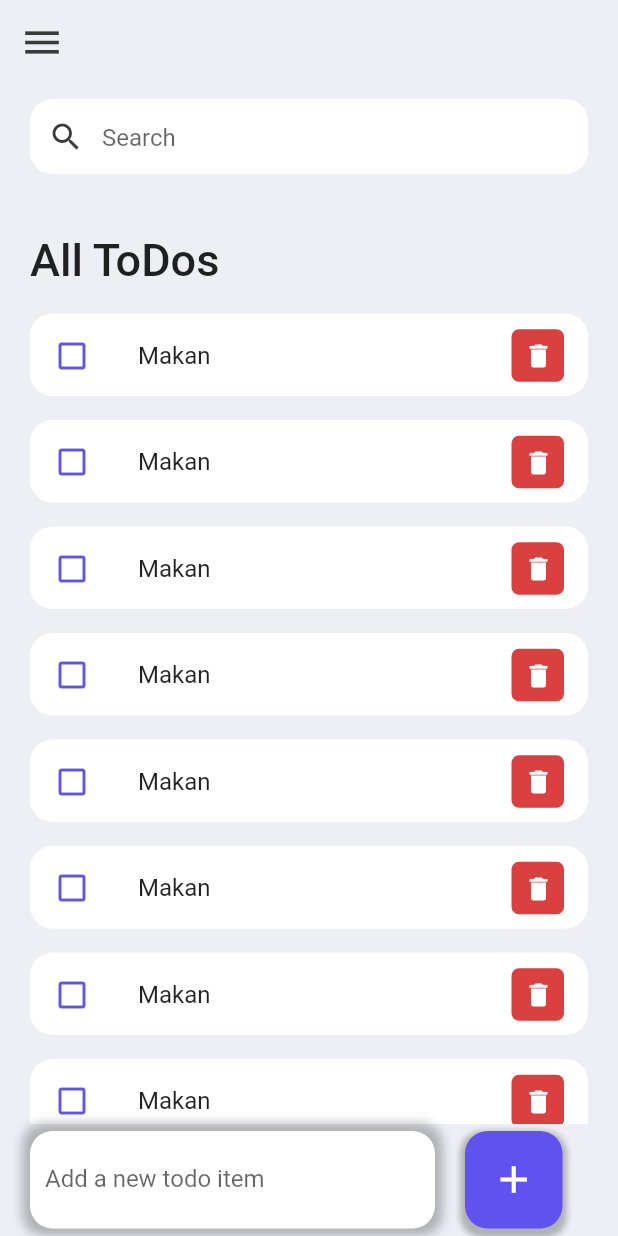
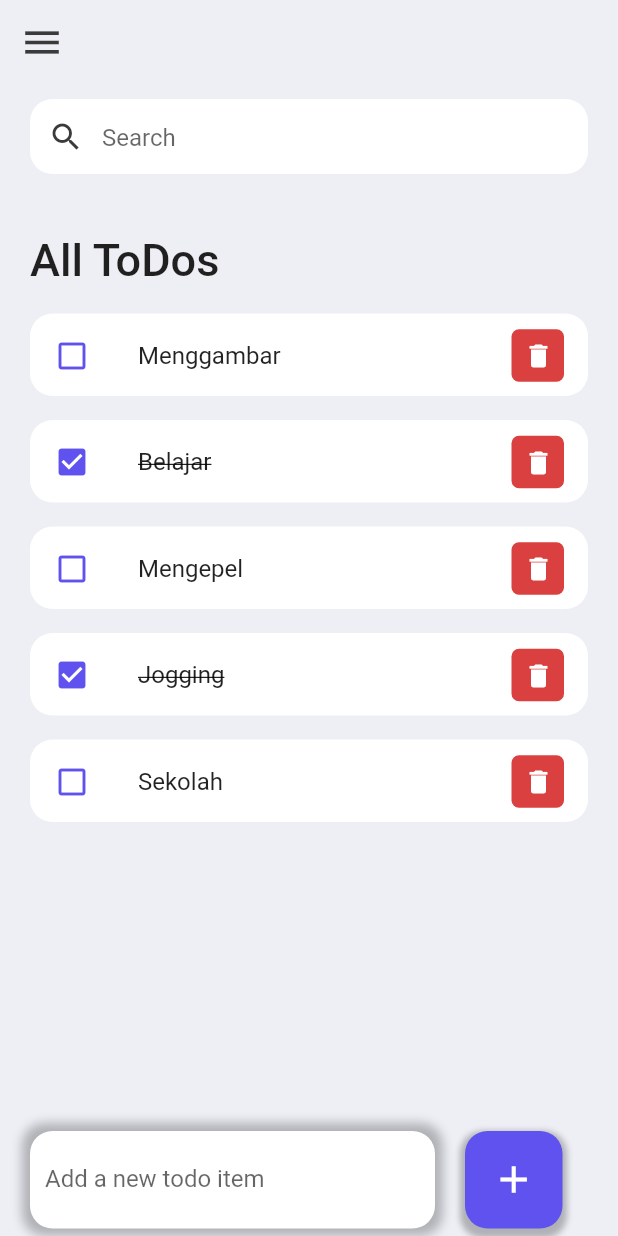
Before and after one commit to notsatria/todo-app, a Flutter app: the screen it shows after launch, on a phone screen of 412 x 824 dp. Run offline on Flutter 3.47's test engine with Material 2 defaults, Android fonts, the phone set to English and light mode, and no system bars.

```diff
--- a/lib/main.dart
+++ b/lib/main.dart
@@ -1,4 +1,6 @@
 import 'package:flutter/material.dart';
+import 'package:provider/provider.dart';
+import 'package:todo_list_app/models/todo_provider.dart';
 
 import 'screens/main_screen.dart';
 
@@ -11,10 +13,13 @@ class MyApp extends StatelessWidget {
 
   @override
   Widget build(BuildContext context) {
-    return const MaterialApp(
-      debugShowCheckedModeBanner: false,
-      title: 'Flutter ToDo List App',
-      home: MainScreen(),
+    return ChangeNotifierProvider(
+      create: (context) => ToDoLists(),
+      builder: (context, child) => const MaterialApp(
+        debugShowCheckedModeBanner: false,
+        title: 'Flutter ToDo List App',
+        home: MainScreen(),
+      ),
     );
   }
 }
--- /dev/null
+++ b/lib/models/todo_provider.dart
@@ -0,0 +1,50 @@
+import 'package:flutter/foundation.dart';
+
+import 'todo.dart';
+
+class ToDoLists with ChangeNotifier {
+  final List<ToDo> _toDoLists = [
+    ToDo(
+      id: 'id1',
+      taskDesc: 'Menggambar',
+      isChecked: false,
+    ),
+    ToDo(
+      id: 'id2',
+      taskDesc: 'Belajar',
+      isChecked: true,
+    ),
+    ToDo(
+      id: 'id3',
+      taskDesc: 'Mengepel',
+      isChecked: false,
+    ),
+    ToDo(
+      id: 'id4',
+      taskDesc: 'Jogging',
+      isChecked: true,
+    ),
+    ToDo(
+      id: 'id5',
+      taskDesc: 'Sekolah',
+      isChecked: false,
+    ),
+  ];
+
+  List<ToDo> get toDoLists {
+    return [..._toDoLists];
+  }
+
+  void removeToDo(String id) {
+    _toDoLists.removeWhere((element) => element.id == id);
+    notifyListeners();
+  }
+
+  void addNewToDo(String taskDesc) {
+    _toDoLists.add(ToDo(
+      id: DateTime.now().toString(),
+      taskDesc: taskDesc,
+    ));
+    notifyListeners();
+  }
+}
--- a/lib/screens/main_screen.dart
+++ b/lib/screens/main_screen.dart
@@ -1,12 +1,32 @@
 import 'package:flutter/material.dart';
+import 'package:provider/provider.dart';
 
+import '../models/todo_provider.dart';
 import '../constant/constant.dart';
 
-class MainScreen extends StatelessWidget {
+class MainScreen extends StatefulWidget {
   const MainScreen({Key key}) : super(key: key);
 
   @override
+  State<MainScreen> createState() => _MainScreenState();
+}
+
+class _MainScreenState extends State<MainScreen> {
+  final textInputController = TextEditingController();
+
+  @override
+  void dispose() {
+    // TODO: implement dispose
+    textInputController.dispose();
+    super.dispose();
+  }
+
+  @override
   Widget build(BuildContext context) {
+    final todoList = Provider.of<ToDoLists>(context, listen: false);
+
+    final alltodoList = todoList.toDoLists;
+
     return Scaffold(
       appBar: AppBar(
         elevation: 0,
@@ -58,7 +78,7 @@ class MainScreen extends StatelessWidget {
             ),
             Expanded(
               child: ListView.builder(
-                itemCount: 10,
+                itemCount: alltodoList.length,
                 itemBuilder: (context, index) => Container(
                   width: double.infinity,
                   height: 55,
@@ -67,12 +87,29 @@ class MainScreen extends StatelessWidget {
                       color: Colors.white,
                       borderRadius: BorderRadius.circular(15)),
                   child: ListTile(
-                    leading: Icon(
+                    onTap: () {
+                      setState(() {
+                        alltodoList[index].isChecked =
+                            !alltodoList[index].isChecked;
+                      });
+                    },
+                    leading: alltodoList[index].isChecked
+                        ? Icon(
+                            Icons.check_box,
+                            size: 24,
+                            color: tdBlue,
+                          )
+                        : Icon(
                             Icons.check_box_outline_blank,
                             size: 24,
                             color: tdBlue,
                           ),
-                    title: Text('Makan'),
+                    title: Text(
+                      alltodoList[index].taskDesc,
+                      style: alltodoList[index].isChecked
+                          ? TextStyle(decoration: TextDecoration.lineThrough)
+                          : null,
+                    ),
                     trailing: Container(
                       width: 35,
                       height: 35,
@@ -81,6 +118,11 @@ class MainScreen extends StatelessWidget {
                         borderRadius: BorderRadius.circular(5),
                       ),
                       child: IconButton(
+                        onPressed: () {
+                          setState(() {
+                            todoList.removeToDo(alltodoList[index].id);
+                          });
+                        },
                         icon: Icon(
                           Icons.delete,
                           size: 20,
@@ -113,12 +155,24 @@ class MainScreen extends StatelessWidget {
                                 spreadRadius: 5),
                           ]),
                       child: TextField(
+                        controller: textInputController,
+                        onSubmitted: (value) {
+                          textInputController.clear();
+                        },
                         decoration: InputDecoration(
                             hintText: 'Add a new todo item',
                             border: InputBorder.none),
                       ),
                     ),
-                    Container(
+                    InkWell(
+                      onTap: () {
+                        // menambahkan list baru
+                        setState(() {
+                          todoList.addNewToDo(textInputController.text);
+                          textInputController.clear();
+                        });
+                      },
+                      child: Container(
                         width: 65,
                         height: 65,
                         decoration: BoxDecoration(
@@ -137,6 +191,7 @@ class MainScreen extends StatelessWidget {
                           size: 30,
                         ),
                       ),
+                    ),
                   ],
                 ),
               ],
--- a/pubspec.yaml
+++ b/pubspec.yaml
@@ -34,6 +34,7 @@ dependencies:
   # The following adds the Cupertino Icons font to your application.
   # Use with the CupertinoIcons class for iOS style icons.
   cupertino_icons: ^1.0.2
+  provider: ^6.0.5
 
 dev_dependencies:
   flutter_test:
```
Also changed, not shown: lib/models/todo.dart (+0 -64 lines), pubspec.lock. Lines whose indentation alone changed are shown as unchanged.
